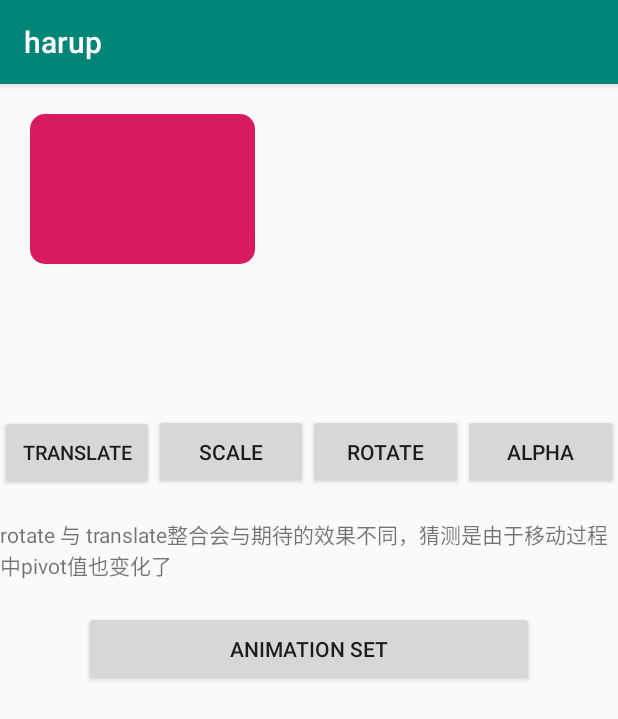
After one commit to har-up/harup, an Android app: the AnimationActivity screen opened directly, with no data from a screen before it, on a phone screen of 412 x 824 dp. The commit adds this screen. Shown: the top 719 px of the screen. Run offline under Robolectric (Android 15) with nearby library versions, the phone set to English and light mode, and no system bars.

Commit message:
animation: scale、rotate、translation、alpha、animation_layout、activity change animation

```diff
--- a/app/src/main/AndroidManifest.xml
+++ b/app/src/main/AndroidManifest.xml
@@ -12,7 +12,10 @@
             android:roundIcon="@mipmap/ic_launcher_round"
             android:supportsRtl="true"
             android:theme="@style/AppTheme">
-        <activity android:name=".view.activity.DrawableActivity"></activity>
+        <activity android:name=".view.activity.AnimatorActivity"></activity>
+        <activity android:name=".view.activity.EnterAndExitAnimActivity" />
+        <activity android:name=".view.activity.AnimationActivity" />
+        <activity android:name=".view.activity.DrawableActivity" />
         <activity android:name=".view.activity.ShapeDrawableActivity" />
         <activity android:name=".view.activity.RemoteViewActivity" />
         <activity android:name=".view.activity.HorizontalScrollViewActivity" />
--- a/app/src/main/java/com/eastcom/harup/MainActivity.kt
+++ b/app/src/main/java/com/eastcom/harup/MainActivity.kt
@@ -16,8 +16,8 @@ class MainActivity : AppCompatActivity() {
         init()
     }
 
-    fun init(){
-        var data = arrayOf("HorizontalScrollView","RemoteView","ShapeDrawable","OtherDrawable").toList()
+    private fun init(){
+        var data = arrayOf("HorizontalScrollView","RemoteView","ShapeDrawable","OtherDrawable","Animation","Animation Activity","Animator").toList()
         recyclerView.layoutManager = GridLayoutManager(this,2)
         recyclerView.adapter = HomeRecyclerViewAdapter(data)
     }
--- /dev/null
+++ b/app/src/main/java/com/eastcom/harup/view/activity/AnimationActivity.kt
@@ -0,0 +1,55 @@
+package com.eastcom.harup.view.activity
+
+import androidx.appcompat.app.AppCompatActivity
+import android.os.Bundle
+import android.view.animation.AnimationSet
+import android.view.animation.AnimationUtils
+import android.view.animation.RotateAnimation
+import com.eastcom.harup.R
+import kotlinx.android.synthetic.main.activity_animation.*
+import kotlinx.android.synthetic.main.activity_animation.view.*
+import kotlinx.android.synthetic.main.activity_remote_view.*
+
+class AnimationActivity : AppCompatActivity() {
+
+    override fun onCreate(savedInstanceState: Bundle?) {
+        super.onCreate(savedInstanceState)
+        setContentView(R.layout.activity_animation)
+        init()
+    }
+
+    private fun init(){
+        val animationObject = animation
+        translate.setOnClickListener {
+            val animationTranslate = AnimationUtils.loadAnimation(this, R.anim.animation_translate)
+            animationTranslate.duration = 1000
+            animationObject.startAnimation(animationTranslate)
+        }
+
+        scale.setOnClickListener {
+            val animationScale = AnimationUtils.loadAnimation(this, R.anim.animation_scale)
+            animationScale.duration = 1000
+            animationObject.startAnimation(animationScale)
+        }
+
+        rotate.setOnClickListener {
+            val rotateAnimation = RotateAnimation(0F,270F,animationObject.pivotX,animationObject.pivotY)
+            rotateAnimation.duration = 1000
+            animationObject.startAnimation(rotateAnimation)
+        }
+
+        alpha.setOnClickListener {
+            val animationAlpha = AnimationUtils.loadAnimation(this, R.anim.animation_alpha)
+            animationAlpha.duration = 1000
+            animationObject.startAnimation(animationAlpha)
+        }
+
+        animationSet.setOnClickListener {
+            val animationSet = AnimationUtils.loadAnimation(this, R.anim.animation_set) as AnimationSet
+            val rotateAnimation = RotateAnimation(0F,270F,animationObject.pivotX,animationObject.pivotY)
+            animationSet.addAnimation(rotateAnimation)
+            animationSet.duration = 1000
+            animationObject.startAnimation(animationSet)
+        }
+    }
+}
--- /dev/null
+++ b/app/src/main/res/anim/animation_activity_enter.xml
@@ -0,0 +1,4 @@
+<?xml version="1.0" encoding="utf-8"?>
+<set xmlns:android="http://schemas.android.com/apk/res/android" android:duration="400">
+    <translate android:fromYDelta="2400" android:toYDelta="0"/>
+</set>
--- /dev/null
+++ b/app/src/main/res/anim/animation_activity_exit.xml
@@ -0,0 +1,4 @@
+<?xml version="1.0" encoding="utf-8"?>
+<set xmlns:android="http://schemas.android.com/apk/res/android" android:duration="400">
+    <translate android:fromYDelta="0" android:toYDelta="2400"/>
+</set>
--- /dev/null
+++ b/app/src/main/res/anim/animation_alpha.xml
@@ -0,0 +1,4 @@
+<?xml version="1.0" encoding="utf-8"?>
+<set xmlns:android="http://schemas.android.com/apk/res/android" android:duration="500">
+    <alpha android:fromAlpha="1" android:toAlpha="0"></alpha>
+</set>
--- /dev/null
+++ b/app/src/main/res/anim/animation_alpha_enter.xml
@@ -0,0 +1,4 @@
+<?xml version="1.0" encoding="utf-8"?>
+<set xmlns:android="http://schemas.android.com/apk/res/android" android:duration="1000">
+    <alpha android:fromAlpha="0.0" android:toAlpha="1.0"></alpha>
+</set>
--- /dev/null
+++ b/app/src/main/res/anim/animation_rotate.xml
@@ -0,0 +1,5 @@
+<?xml version="1.0" encoding="utf-8"?>
+<rotate
+        xmlns:android="http://schemas.android.com/apk/res/android"
+        android:fromDegrees="0"
+        android:toDegrees="270"></rotate>
--- /dev/null
+++ b/app/src/main/res/anim/animation_scale.xml
@@ -0,0 +1,4 @@
+<?xml version="1.0" encoding="utf-8"?>
+<set xmlns:android="http://schemas.android.com/apk/res/android">
+    <scale  android:fromXScale="1" android:toXScale="1.5" android:fromYScale="1" android:toYScale="1.5"></scale>
+</set>
--- /dev/null
+++ b/app/src/main/res/anim/animation_set.xml
@@ -0,0 +1,6 @@
+<?xml version="1.0" encoding="utf-8"?>
+<set xmlns:android="http://schemas.android.com/apk/res/android">
+    <alpha android:fromAlpha="1" android:toAlpha="0"></alpha>
+<!--    <translate android:fromXDelta="0" android:toXDelta="500"></translate>-->
+    <scale  android:fromXScale="1" android:toXScale="1.5" android:fromYScale="1" android:toYScale="1.5"></scale>
+</set>
--- /dev/null
+++ b/app/src/main/res/anim/animation_translate.xml
@@ -0,0 +1,4 @@
+<?xml version="1.0" encoding="utf-8"?>
+<set xmlns:android="http://schemas.android.com/apk/res/android">
+    <translate android:fromXDelta="0" android:toXDelta="500"></translate>
+</set>
--- /dev/null
+++ b/app/src/main/res/layout/activity_animation.xml
@@ -0,0 +1,62 @@
+<?xml version="1.0" encoding="utf-8"?>
+<LinearLayout xmlns:android="http://schemas.android.com/apk/res/android"
+        xmlns:app="http://schemas.android.com/apk/res-auto"
+        xmlns:tools="http://schemas.android.com/tools"
+        android:layout_width="match_parent"
+        android:layout_height="match_parent"
+        android:orientation="vertical"
+        tools:context=".view.activity.AnimationActivity">
+
+    <androidx.appcompat.widget.AppCompatButton
+            android:id="@+id/animation"
+            android:layout_width="150dp"
+            android:layout_height="100dp"
+            android:layout_marginTop="20dp"
+            android:layout_marginLeft="20dp"
+            android:background="@drawable/state_list" />
+
+    <LinearLayout
+            android:layout_width="match_parent"
+            android:layout_height="wrap_content"
+            android:orientation="horizontal"
+            android:layout_marginTop="100dp">
+        <androidx.appcompat.widget.AppCompatButton
+                android:id="@+id/translate"
+                android:layout_width="0dp"
+                android:layout_height="50dp"
+                android:layout_weight="1"
+                android:text = "TRANSLATE"
+                android:textSize="13sp"/>
+        <androidx.appcompat.widget.AppCompatButton
+                android:id="@+id/scale"
+                android:layout_width="0dp"
+                android:layout_height="50dp"
+                android:layout_weight="1"
+                android:text = "SCALE"/>
+        <androidx.appcompat.widget.AppCompatButton
+                android:id="@+id/rotate"
+                android:layout_width="0dp"
+                android:layout_height="50dp"
+                android:layout_weight="1"
+                android:text = "ROTATE"/>
+        <androidx.appcompat.widget.AppCompatButton
+                android:id="@+id/alpha"
+                android:layout_width="0dp"
+                android:layout_height="50dp"
+                android:layout_weight="1"
+                android:text = "ALPHA"/>
+    </LinearLayout>
+
+    <TextView
+            android:layout_width="wrap_content"
+            android:layout_height="wrap_content"
+            android:layout_marginTop="20dp"
+            android:text="rotate 与 translate整合会与期待的效果不同，猜测是由于移动过程中pivot值也变化了"/>
+    <androidx.appcompat.widget.AppCompatButton
+            android:id="@+id/animationSet"
+            android:layout_width="300dp"
+            android:layout_height="50dp"
+            android:layout_marginTop="20dp"
+            android:layout_gravity="center"
+            android:text="ANIMATION SET"/>
+</LinearLayout>
--- a/app/src/main/res/layout/activity_main.xml
+++ b/app/src/main/res/layout/activity_main.xml
@@ -11,7 +11,8 @@
     <androidx.recyclerview.widget.RecyclerView
             android:id="@+id/recyclerView"
             android:layout_width="match_parent"
-            android:layout_height="match_parent">
+            android:layout_height="match_parent"
+            android:layoutAnimation="@anim/animation_layout">
 
     </androidx.recyclerview.widget.RecyclerView>
 
```
Also changed, not shown: app/src/main/java/com/eastcom/harup/adapter/HomeRecyclerViewAdapter.kt (+6 -5 lines), app/src/main/java/com/eastcom/harup/view/activity/AnimatorActivity.kt (added, +80 -0 lines), app/src/main/java/com/eastcom/harup/view/activity/EnterAndExitAnimActivity.kt (added, +24 -0 lines), app/src/main/res/anim/animation_item.xml (added, +7 -0 lines), app/src/main/res/anim/animation_layout.xml (added, +7 -0 lines), app/src/main/res/layout/activity_animator.xml (added, +36 -0 lines), app/src/main/res/layout/activity_enter_and_exit_anim.xml (added, +14 -0 lines).
